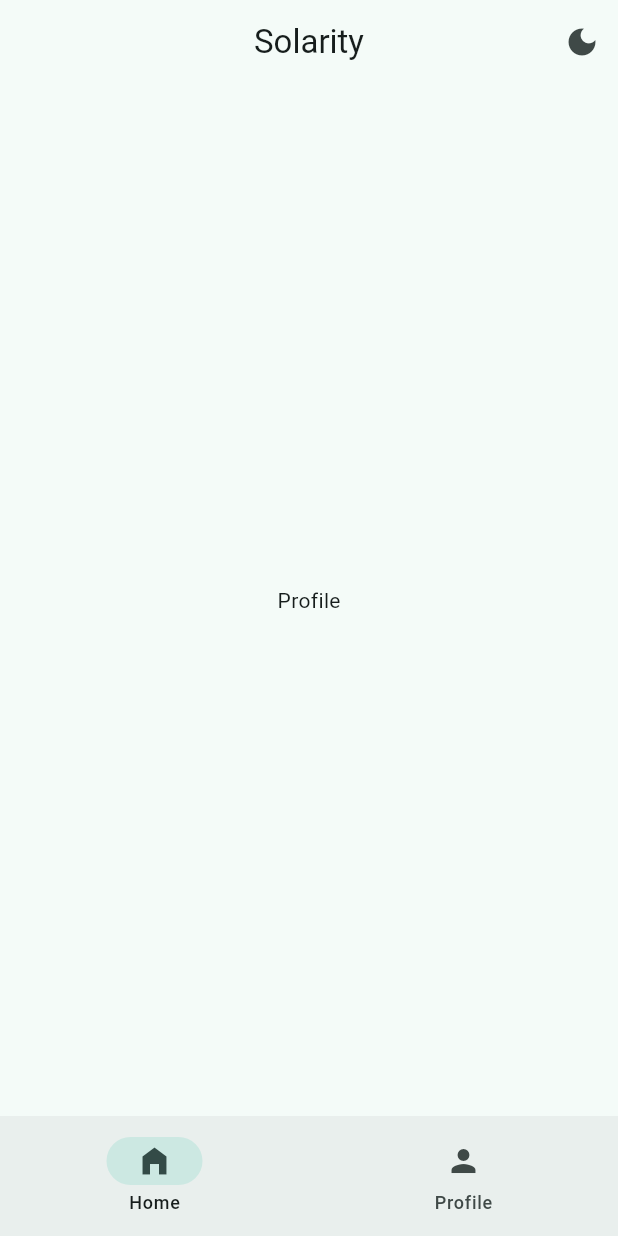
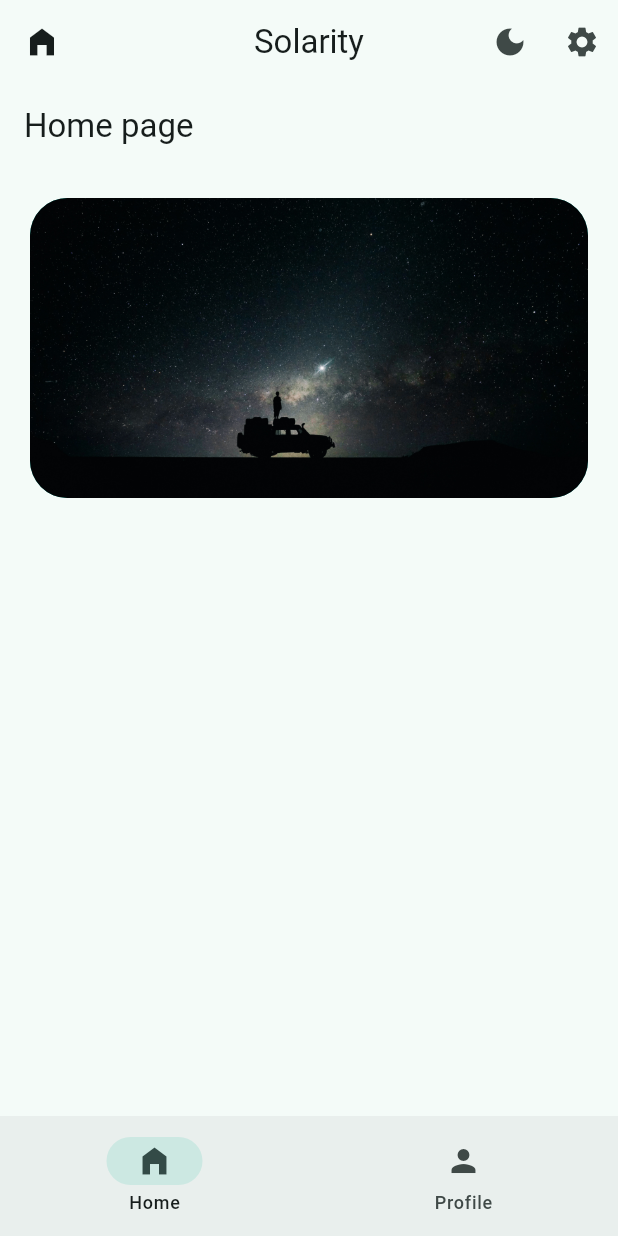
Before and after one commit to mohamedelaraby1995/first_app, a Flutter app: the WidgetTree screen opened directly, on a phone screen of 412 x 824 dp. Run offline on Flutter 3.47's test engine with Material 3 defaults, Android fonts, the phone set to English and light mode, and no system bars.

Commit message:
Hero Widget

```diff
--- a/lib/main.dart
+++ b/lib/main.dart
@@ -1,6 +1,6 @@
 import 'package:flutter/material.dart';
 import 'package:flutter_app/data/notifier.dart';
-import 'package:flutter_app/views/widget_tree.dart';
+import 'package:flutter_app/views/pages/welcome_page.dart';
 
 void main() {
   runApp(const MyApp());
@@ -27,7 +27,7 @@ class _MyAppState extends State<MyApp> {
               brightness: isDarkMode ? Brightness.dark : Brightness.light,
             ),
           ),
-          home: WidgetTree(),
+          home: WelcomePage(),
         );
       },
     );
--- a/lib/views/pages/home_page.dart
+++ b/lib/views/pages/home_page.dart
@@ -1,12 +1,26 @@
 import 'package:flutter/material.dart';
+import 'package:flutter_app/views/widgets/hero_widget.dart';
 
 class HomePage extends StatelessWidget {
-  const HomePage({super.key});
+  const HomePage({super.key, required this.title});
+
+  final String title;
 
   @override
   Widget build(BuildContext context) {
-    return const Center(
-      child: Text('Profile'),
+    return Scaffold(
+      appBar: AppBar(
+        title: Text(title),
+        automaticallyImplyLeading: false,
+      ),
+      body: Padding(
+        padding: EdgeInsets.all(20.0),
+        child: Column(
+          children: [
+            HeroWidget(),
+          ],
+        ),
+      ),
     );
   }
 }
--- a/lib/views/widget_tree.dart
+++ b/lib/views/widget_tree.dart
@@ -2,11 +2,12 @@ import 'package:flutter/material.dart';
 import 'package:flutter_app/data/notifier.dart';
 import 'package:flutter_app/views/pages/home_page.dart';
 import 'package:flutter_app/views/pages/profile_page.dart';
+import 'package:flutter_app/views/pages/setting_page.dart';
 import 'package:flutter_app/views/widgets/navbar_widget.dart';
 
 // List of application pages
 List<Widget> pages = [
-  HomePage(),
+  HomePage(title: 'Home page'),
   ProfilePage(),
 ];
 
@@ -24,6 +25,20 @@ class _WidgetTreeState extends State<WidgetTree> {
       appBar: AppBar(
         title: Text('Solarity'),
         centerTitle: true,
+        automaticallyImplyLeading: false,
+        leading: IconButton(
+          onPressed: () {
+            Navigator.pushReplacement(
+              context,
+              MaterialPageRoute(
+                builder: (context) {
+                  return HomePage(title: 'Home page');
+                },
+              ),
+            );
+          },
+          icon: Icon(Icons.home_filled),
+        ),
         actions: [
           IconButton(
             onPressed: () {
@@ -35,7 +50,21 @@ class _WidgetTreeState extends State<WidgetTree> {
               builder: (context, isDarkMode, child) {
                 return Icon(isDarkMode ? Icons.light_mode : Icons.dark_mode);
               },
-              )),
+            ),
+          ),
+          IconButton(
+            onPressed: () {
+              Navigator.push(
+                context,
+                MaterialPageRoute(
+                  builder: (context) {
+                    return SettingPage(title: 'Setting up');
+                  },
+                ),
+              );
+            },
+            icon: Icon(Icons.settings),
+          ),
         ],
       ),
       body: ValueListenableBuilder(
--- /dev/null
+++ b/lib/views/widgets/hero_widget.dart
@@ -0,0 +1,24 @@
+import 'package:flutter/material.dart';
+
+class HeroWidget extends StatelessWidget {
+  const HeroWidget({super.key});
+
+  @override
+  Widget build(BuildContext context) {
+    return Hero(
+      tag: 'h1',
+      child: ClipRRect(
+        borderRadius: BorderRadius.circular(25.0),
+        child: Container(
+          width: double.infinity,
+          height: 200.0,
+          color: Colors.teal,
+          child: Image.asset(
+            'assets/images/bg.jpg',
+            fit: BoxFit.cover,
+          ),
+        ),
+      ),
+    );
+  }
+}
```
Also changed, not shown: lib/views/pages/profile_page.dart (+23 -62 lines), lib/views/pages/setting_page.dart (added, +107 -0 lines), lib/views/pages/welcome_page.dart (added, +40 -0 lines). Lines whose indentation alone changed are shown as unchanged.
